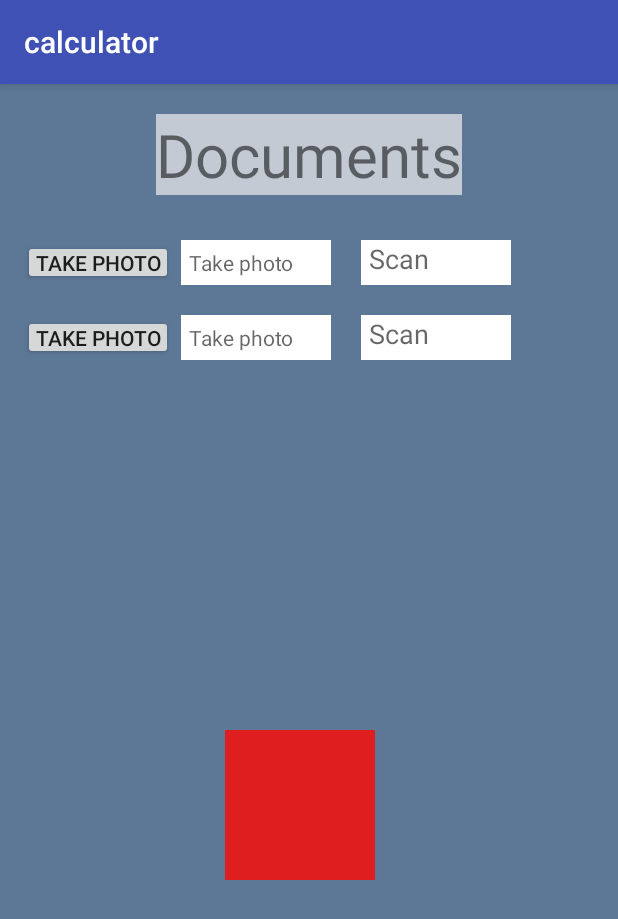
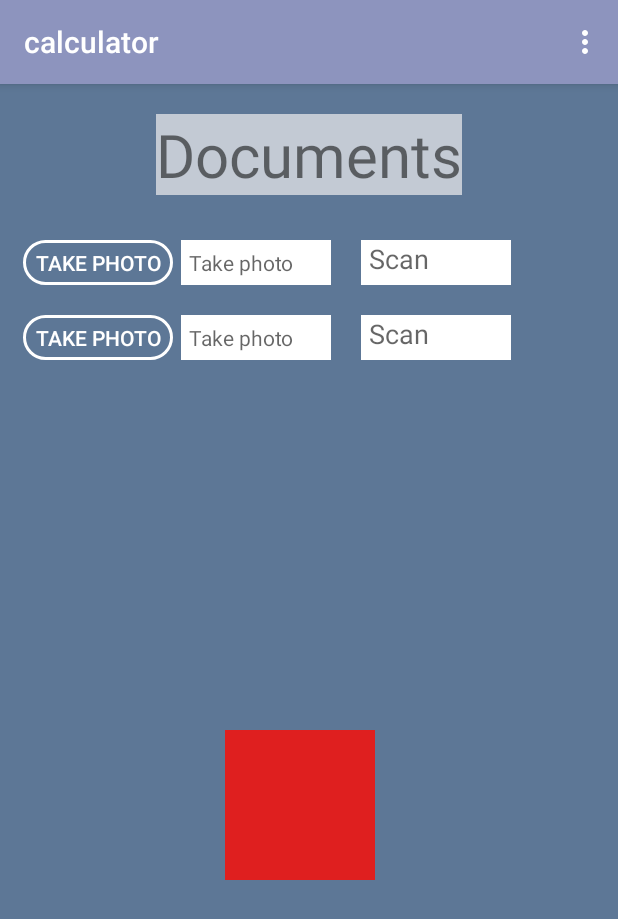
Before and after one commit to ameidar/calculator-1, an Android app: the screen it shows after launch (MainActivity), on a phone screen of 412 x 824 dp. Shown: the top 919 px of the screen. Run offline under Robolectric (Android 15) with nearby library versions, the phone set to English and light mode, and no system bars.

Commit message:
new Textview

```diff
--- a/app/src/main/java/com/example/ami/calculator/MainActivity.java
+++ b/app/src/main/java/com/example/ami/calculator/MainActivity.java
@@ -1,10 +1,17 @@
 package com.example.ami.calculator;
 
+import android.app.Dialog;
+import android.content.Context;
 import android.content.Intent;
+import android.graphics.Color;
+import android.graphics.drawable.ColorDrawable;
 import android.net.Uri;
 import android.provider.MediaStore;
 import android.support.v7.app.AppCompatActivity;
 import android.os.Bundle;
+import android.view.Menu;
+import android.view.MenuInflater;
+import android.view.MenuItem;
 import android.view.View;
 import android.view.View.OnClickListener;
 import android.widget.Button;
@@ -19,6 +26,10 @@ public class MainActivity extends AppCompatActivity {
     EditText et1 ;
     ImageView iv ;
     Button b1;
+    Dialog d1;
+    ImageView image;
+    Button button;
+
     public static final int PICK_IMAGE = 100;
     Uri imageUri ;
 
@@ -29,6 +40,8 @@ public class MainActivity extends AppCompatActivity {
         et1 = findViewById(R.id.et1);
         iv = findViewById(R.id.iv1);
         b1 = (Button)findViewById(R.id.b);
+        d1 = new Dialog(this);
+
 
         b1.setOnClickListener(new OnClickListener() {
             @Override
@@ -40,22 +53,53 @@ public class MainActivity extends AppCompatActivity {
         });
     }
 
+    public boolean onCreateOptionsMenu(Menu menu) {
+
+        MenuInflater inflater = getMenuInflater();
+        inflater.inflate(R.menu.menu, menu);
+        return true;
+    }
+
+    public boolean onOptionsItemSelected(MenuItem item) {
+        if (item.getItemId() == R.id.it1)
+        {
+
+            Toast.makeText(  getApplicationContext() ,"add item " , Toast.LENGTH_SHORT).show();
+            d1.setContentView(R.layout.adddocdialog);
+            image = d1.findViewById(R.id.iv1);
+            button = d1.findViewById(R.id.db1);
+            d1.getWindow().setBackgroundDrawable(new ColorDrawable(Color.TRANSPARENT));
+            d1.show();
+
+
+
+
+        }
+
+
+        //respond to menu item selection
+        return true;
+
+    }
+
     private void openGallery()
     {
         Intent gallery = new Intent(Intent.ACTION_PICK, MediaStore.Images.Media.INTERNAL_CONTENT_URI);
         startActivityForResult(gallery,PICK_IMAGE);
 
     }
-
     @Override
     protected void onActivityResult(int request, int resultCode,Intent data)
     {
         super.onActivityResult(request,resultCode,data);
         if (resultCode ==RESULT_OK && request == PICK_IMAGE)
             imageUri = data.getData();
-            iv.setImageURI(imageUri);
+        iv.setImageURI(imageUri);
 
 
+    }
+
+    public void b1(View view) {
     }
 
 
--- /dev/null
+++ b/app/src/main/res/drawable/buttonstyle.xml
@@ -0,0 +1,7 @@
+<?xml version="1.0" encoding="utf-8"?>
+<shape  xmlns:android="http://schemas.android.com/apk/res/android">
+<stroke android:width="2dp" android:color="#ffff"/>
+    <corners android:radius="20dp" />
+    <padding android:top="15dp" android:bottom="15dp" android:left="15dp" android:right="15dp"/>
+
+</shape>
--- /dev/null
+++ b/app/src/main/res/drawable/circlebackground.xml
@@ -0,0 +1,5 @@
+<?xml version="1.0" encoding="utf-8"?>
+<shape android:shape="oval" xmlns:android="http://schemas.android.com/apk/res/android">
+<stroke android:width="2dp" android:color="#ffff">
+</stroke>
+</shape>
--- a/app/src/main/res/layout/activity_main.xml
+++ b/app/src/main/res/layout/activity_main.xml
@@ -27,6 +27,8 @@
             android:layout_gravity="start"
             android:layout_marginLeft="5dp"
             android:padding="5dp"
+            android:background="@drawable/buttonstyle"
+            android:textColor="#ffff"
             android:text="Take Photo"/>
 
         <TextView
@@ -61,6 +63,8 @@
             android:padding="5dp"
             android:onClick="b1"
             android:id="@+id/b"
+            android:background="@drawable/buttonstyle"
+            android:textColor="#ffff"
             android:text="Take Photo"/>
         <TextView
             android:layout_width="100dp"
--- /dev/null
+++ b/app/src/main/res/menu/menu.xml
@@ -0,0 +1,15 @@
+<?xml version="1.0" encoding="utf-8"?>
+<menu xmlns:android="http://schemas.android.com/apk/res/android">
+
+    <item android:id="@+id/it1"
+        android:title="add doc"></item>
+    <item android:id="@+id/it2"
+        android:title="scan doc">
+
+    </item>
+    <item
+        android:id="@+id/it3"
+        android:title="search doc">
+
+    </item>
+</menu>
--- a/app/src/main/res/values/colors.xml
+++ b/app/src/main/res/values/colors.xml
@@ -1,6 +1,11 @@
 <?xml version="1.0" encoding="utf-8"?>
 <resources>
-    <color name="colorPrimary">#3F51B5</color>
-    <color name="colorPrimaryDark">#303F9F</color>
-    <color name="colorAccent">#FF4081</color>
+    <color name="colorPrimary">#8d94be</color>
+    <color name="colorPrimaryDark">#20319c</color>
+    <color name="colorAccent">#997a85</color>
+    <color name="green">#aa3def07</color>
+    <color name="red">#aae20c34</color>
+    <color name="blue">#aa0922df</color>
+    <color name="bluelight">#AA1586C2</color>
+    <color name="orange">#AADF8209</color>
 </resources>
```
Also changed, not shown: app/src/main/res/layout/adddocdialog.xml (added, +132 -0 lines), app/src/main/res/menu/main_menu.xml (added, +9 -0 lines), app/src/main/res/drawable/amimeidar.JPG (added).
